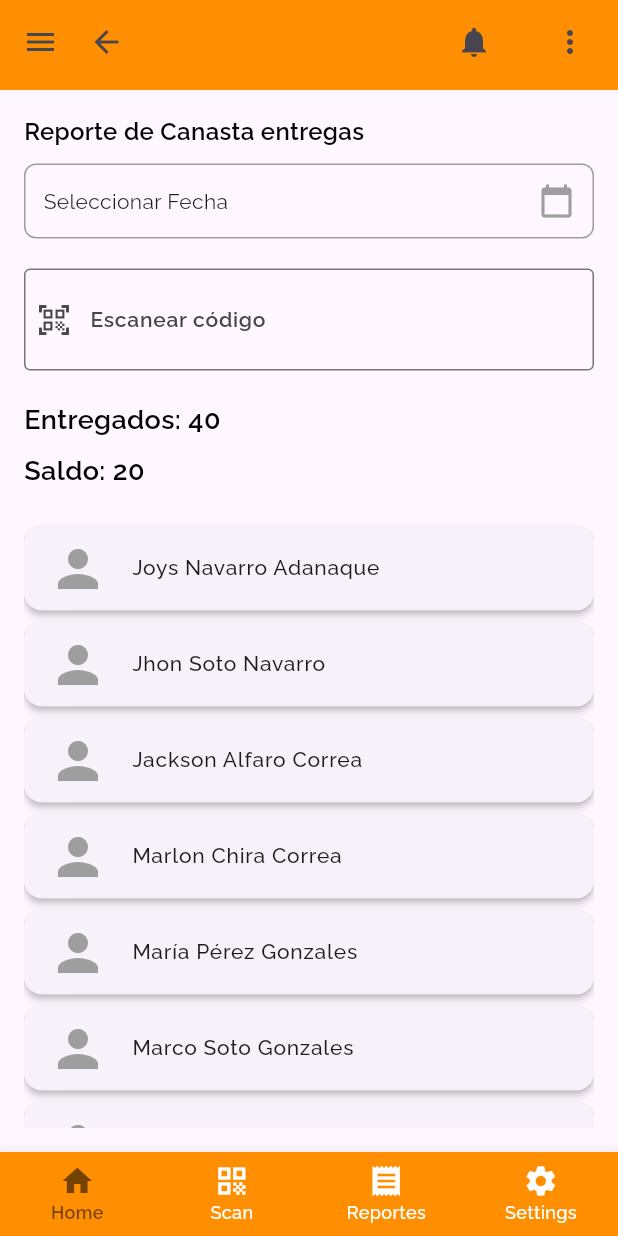
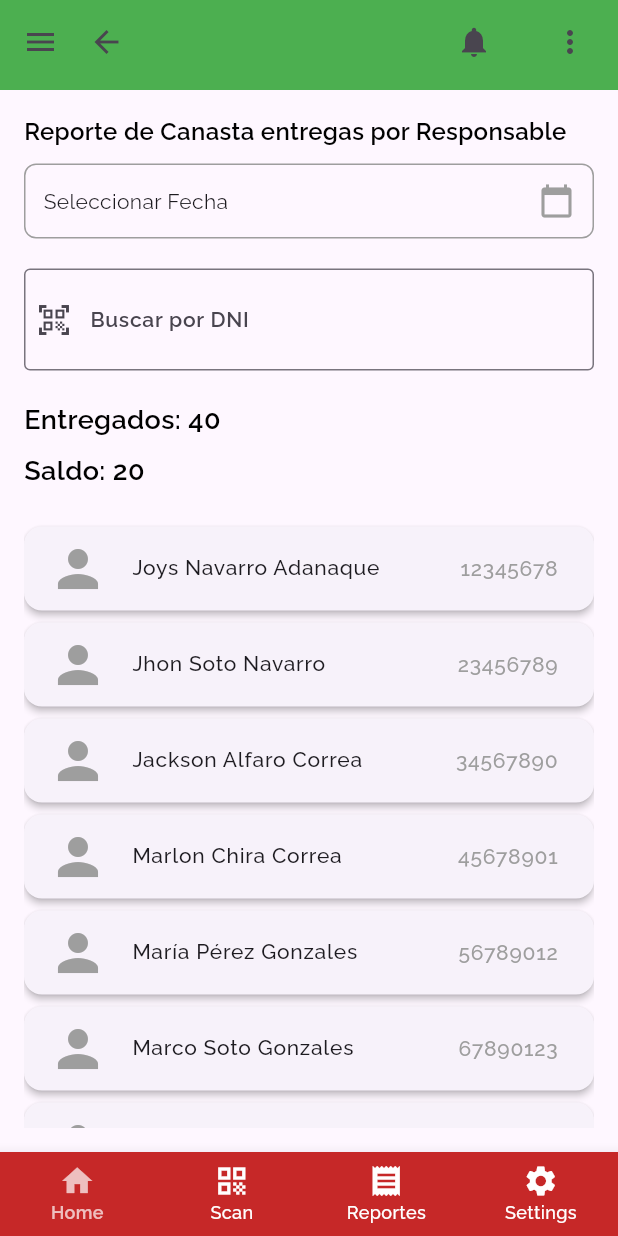
Before and after one commit to DesarrolladorTIEco/aida-mobile, a Flutter app: the screen it shows after launch, on a phone screen of 412 x 824 dp. Run offline on Flutter 3.47's test engine with Material 3 defaults, Android fonts, the light colour scheme and no system bars; our stand-ins replace google_fonts.

Commit message:
colores y estilo de tablas!

```diff
--- a/lib/main.dart
+++ b/lib/main.dart
@@ -5,6 +5,7 @@ import 'ui/screens/christmas/menu.dart';
 import 'ui/screens/christmas/sync_off.dart';
 import 'ui/screens/christmas/xmas_log.dart';
 import 'ui/screens/christmas/charge_log.dart';
+import 'ui/screens/christmas/worker_log.dart';
 
 void main() => runApp(MyApp());
 
--- a/lib/ui/screens/christmas/charge_log.dart
+++ b/lib/ui/screens/christmas/charge_log.dart
@@ -10,16 +10,15 @@ class ChageScreen extends StatefulWidget {
 }
 
 class _ChageScreenState extends State<ChageScreen> {
-  // Lista de nombres
-  final List<String> _names = [
-    "Joys Navarro Adanaque",
-    "Jhon Soto Navarro",
-    "Jackson Alfaro Correa",
-    "Marlon Chira Correa",
-    "María Pérez Gonzales",
-    "Marco Soto Gonzales",
-    "Jackson Adanaque Pérez",
-    "Carlos Ramírez Salas"
+  // Lista de objetos que contienen nombres y DNIs
+  final List<Map<String, String>> _people = [
+    {"name": "Joys Navarro Adanaque", "dni": "12345678"},
+    {"name": "Jhon Soto Navarro", "dni": "23456789"},
+    {"name": "Jackson Alfaro Correa", "dni": "34567890"},
+    {"name": "Marlon Chira Correa", "dni": "45678901"},
+    {"name": "María Pérez Gonzales", "dni": "56789012"},
+    {"name": "Marco Soto Gonzales", "dni": "67890123"},
+    {"name": "Carlos Ramírez Salas", "dni": "78901234"},
   ];
 
   DateTime? _selectedDate;
@@ -51,7 +50,7 @@ class _ChageScreenState extends State<ChageScreen> {
           crossAxisAlignment: CrossAxisAlignment.start,
           children: [
             Text(
-              "Reporte de Canasta entregas",
+              "Reporte de Canasta entregas por Responsable",
               style: GoogleFonts.raleway(
                 fontSize: 16,
                 letterSpacing: 0.22,
@@ -91,7 +90,7 @@ class _ChageScreenState extends State<ChageScreen> {
             // TextField para escanear código QR
             TextField(
               decoration: InputDecoration(
-                labelText: "Escanear código",
+                labelText: "Buscar por DNI",
                 labelStyle: GoogleFonts.raleway(fontSize: 14, fontWeight: FontWeight.w600),
                 prefixIcon: const Icon(Icons.qr_code_scanner),
                 prefixIconConstraints: const BoxConstraints(
@@ -106,7 +105,7 @@ class _ChageScreenState extends State<ChageScreen> {
             const SizedBox(height: 20),
 
             Column(
-              crossAxisAlignment: CrossAxisAlignment.start, // Alineación a la izquierda
+              crossAxisAlignment: CrossAxisAlignment.start,
               children: [
                 Text(
                   "Entregados: 40",
@@ -116,7 +115,7 @@ class _ChageScreenState extends State<ChageScreen> {
                     color: Colors.black,
                   ),
                 ),
-                const SizedBox(height: 8), // Espacio entre las dos líneas
+                const SizedBox(height: 8),
                 Text(
                   "Saldo: 20",
                   style: GoogleFonts.raleway(
@@ -132,8 +131,8 @@ class _ChageScreenState extends State<ChageScreen> {
 
             Expanded(
               child: ListView.builder(
-                padding: const EdgeInsets.only(top: 0), // Opcional para ajustar el espaciado
-                itemCount: _names.length,
+                padding: const EdgeInsets.only(top: 0),
+                itemCount: _people.length,
                 itemBuilder: (context, index) {
                   return Card(
                     elevation: 2,
@@ -141,10 +140,18 @@ class _ChageScreenState extends State<ChageScreen> {
                     child: ListTile(
                       leading: const Icon(Icons.person, size: 40, color: Colors.grey),
                       title: Text(
-                        _names[index],
+                        _people[index]["name"]!,
                         style: GoogleFonts.raleway(
                           fontSize: 14,
                           fontWeight: FontWeight.w500,
+                        ),
+                      ),
+                      trailing: Text(
+                        _people[index]["dni"]!,
+                        style: GoogleFonts.raleway(
+                          fontSize: 14,
+                          fontWeight: FontWeight.w500,
+                          color: Colors.grey,
                         ),
                       ),
                     ),
@@ -155,7 +162,7 @@ class _ChageScreenState extends State<ChageScreen> {
           ],
         ),
       ),
-      bottomNavigationBar: const BottomNavBarScreen(), // Usando BottomNavBarScreen
+      bottomNavigationBar: const BottomNavBarScreen(),
     );
   }
 }
--- a/lib/ui/screens/login.dart
+++ b/lib/ui/screens/login.dart
@@ -47,7 +47,7 @@ class LoginPage extends StatelessWidget {
                     ),
                     prefixIcon: const Icon(Icons.person),
                     focusedBorder: OutlineInputBorder(
-                      borderSide: const BorderSide(color: Colors.amber, width: 2.0),
+                      borderSide: const BorderSide(color: Colors.red, width: 2.0),
                       borderRadius: BorderRadius.circular(10),
                     ),
                   ),
@@ -68,7 +68,7 @@ class LoginPage extends StatelessWidget {
                     ),
                     prefixIcon: const Icon(Icons.lock),
                     focusedBorder: OutlineInputBorder(
-                      borderSide: const BorderSide(color: Colors.amber, width: 1.0),
+                      borderSide: const BorderSide(color: Colors.red, width: 1.0),
                       borderRadius: BorderRadius.circular(10),
                     ),
                   ),
@@ -85,7 +85,7 @@ class LoginPage extends StatelessWidget {
                     shape: RoundedRectangleBorder(
                       borderRadius: BorderRadius.circular(10),
                     ),
-                    backgroundColor: Colors.amber.shade800,
+                    backgroundColor: Colors.red.shade800,
                   ),
                   child: Text(
                     'Ingresar',
--- a/lib/ui/widgets/navbar_widget.dart
+++ b/lib/ui/widgets/navbar_widget.dart
@@ -8,7 +8,7 @@ class TopNavBarScreen extends StatelessWidget {
   @override
   Widget build(BuildContext context) {
     return AppBar(
-      backgroundColor: Colors.amber.shade800,
+      backgroundColor: Colors.green,
       actions: [
         // Aquí estamos usando un Row para distribuir los íconos
         Expanded(
@@ -57,7 +57,7 @@ class _BottomNavBarScreenState extends State<BottomNavBarScreen> {
   @override
   Widget build(BuildContext context) {
     return BottomNavigationBar(
-      backgroundColor: Colors.amber.shade800,
+      backgroundColor: Colors.red.shade800,
       currentIndex: _selectedIndex,
       onTap: _onItemTapped,
       type: BottomNavigationBarType.fixed,
@@ -80,7 +80,7 @@ class _BottomNavBarScreenState extends State<BottomNavBarScreen> {
         ),
       ],
       selectedLabelStyle: GoogleFonts.raleway(fontSize: 12, fontWeight: FontWeight.w600),
-      selectedItemColor: Colors.black54,
+      selectedItemColor: Colors.white70,
       unselectedLabelStyle: GoogleFonts.raleway(fontSize: 12, fontWeight: FontWeight.w500),
       unselectedItemColor: Colors.white,
     );
```
Also changed, not shown: lib/ui/screens/christmas/stock_log.dart (+168 -0 lines), lib/ui/screens/christmas/worker_log.dart (+117 -0 lines).
